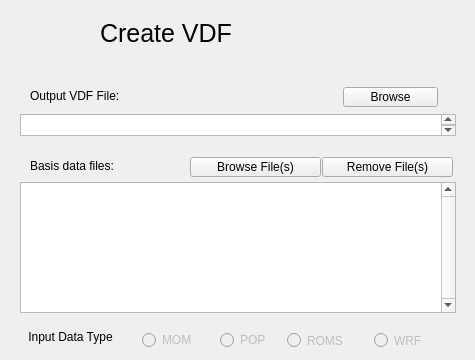
Above: apps/vdcwizard/ui/Page2.ui from yyr/vapor before the change. Below: the same form after it.
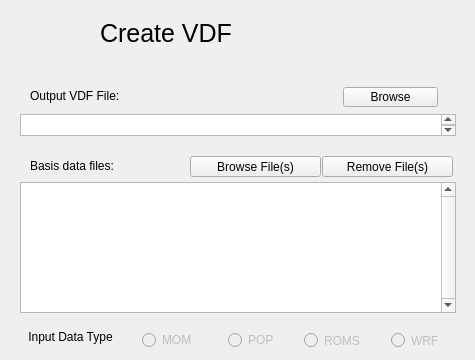
That is the form after the change.

Commit message: Tweaked vdcwizard page2 for windows build

The edit to the form file:
```diff
--- a/apps/vdcwizard/ui/Page2.ui
+++ b/apps/vdcwizard/ui/Page2.ui
@@ -25,7 +25,7 @@
    </property>
    <property name="geometry">
     <rect>
-     <x>287</x>
+     <x>304</x>
      <y>330</y>
      <width>61</width>
      <height>21</height>
@@ -83,9 +83,9 @@
    <property name="geometry">
     <rect>
      <x>190</x>
-     <y>157</y>
+     <y>156</y>
      <width>131</width>
-     <height>20</height>
+     <height>21</height>
     </rect>
    </property>
    <property name="sizePolicy">
@@ -137,9 +137,9 @@
    <property name="geometry">
     <rect>
      <x>322</x>
-     <y>157</y>
+     <y>156</y>
      <width>131</width>
-     <height>20</height>
+     <height>21</height>
     </rect>
    </property>
    <property name="text">
@@ -152,9 +152,9 @@
    </property>
    <property name="geometry">
     <rect>
-     <x>220</x>
+     <x>228</x>
      <y>330</y>
-     <width>61</width>
+     <width>51</width>
      <height>20</height>
     </rect>
    </property>
@@ -247,7 +247,7 @@
    </property>
    <property name="geometry">
     <rect>
-     <x>374</x>
+     <x>391</x>
      <y>330</y>
      <width>61</width>
      <height>21</height>
```
